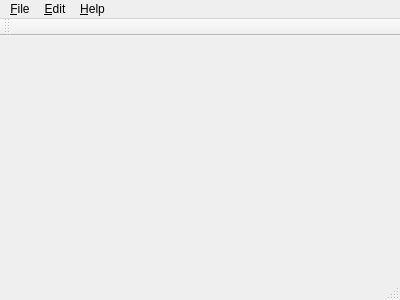
First picture: the form in mainwindow.ui, repository wucan/csv2sql, before the edit.
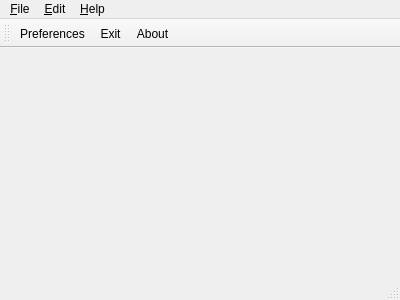
Second picture: the form after the edit. Icons and pictures are not drawn.

Commit message: mainwindow.ui: put action to tool bar and add icon

The edit to the form file:
```diff
--- a/mainwindow.ui
+++ b/mainwindow.ui
@@ -45,8 +45,18 @@
    <addaction name="menu_Edit"/>
    <addaction name="menu_Help"/>
   </widget>
-  <widget class="QToolBar" name="mainToolBar" />
-  <widget class="QStatusBar" name="statusBar" />
+  <widget class="QToolBar" name="mainToolBar">
+   <attribute name="toolBarArea">
+    <enum>TopToolBarArea</enum>
+   </attribute>
+   <attribute name="toolBarBreak">
+    <bool>false</bool>
+   </attribute>
+   <addaction name="action_Prefences"/>
+   <addaction name="action_Exit"/>
+   <addaction name="action_About"/>
+  </widget>
+  <widget class="QStatusBar" name="statusBar"/>
   <action name="action_Exit">
    <property name="text">
     <string>E&amp;xit</string>
```
Left out of the diff: 16 changed lines with no effect on the pictures.
